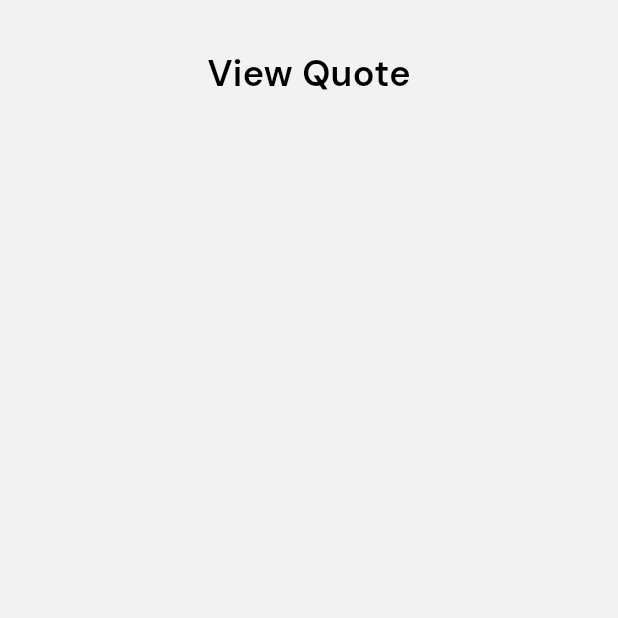
After one commit to KenStarry/Dentsu_Quotes, a Flutter app: the ViewQuotePage screen opened directly, on a phone screen of 412 x 824 dp, the top half of it. The commit adds this screen. Run offline on Flutter 3.47's test engine with Material 3 defaults, Android fonts, the phone set to English and light mode, and no system bars; our stand-ins replace cached_network_image, data_table_2, flutter_native_splash, flutter_svg, get, percent_indicator and 2 more.

Commit message:
View Quote Page implementation

```diff
--- a/lib/feature_home/presentation/components/new_leads_table_section.dart
+++ b/lib/feature_home/presentation/components/new_leads_table_section.dart
@@ -6,7 +6,8 @@ import 'package:sliver_tools/sliver_tools.dart';
 
 class NewLeadsTableSection extends StatefulWidget {
   final String? tableTitle;
-  const NewLeadsTableSection({super.key, this.tableTitle});
+  final VoidCallback? onRowClicked;
+  const NewLeadsTableSection({super.key, this.tableTitle, this.onRowClicked});
 
   @override
   State<NewLeadsTableSection> createState() => _NewLeadsTableSectionState();
@@ -84,6 +85,7 @@ class _NewLeadsTableSectionState extends State<NewLeadsTableSection> {
                                     ? Theme.of(context).primaryColorDark
                                     : const Color(0xffFAF8F8),
                               ),
+                              onTap: widget.onRowClicked,
                               cells: [
                                 DataCell(Text('0${index + 1}')),
                                 DataCell(Text(customers[index])),
--- a/lib/feature_quotes/presentation/screens/quotes_page.dart
+++ b/lib/feature_quotes/presentation/screens/quotes_page.dart
@@ -1,4 +1,6 @@
+import 'package:dentsu_quotes/feature_quotes/presentation/screens/view_quote_page.dart';
 import 'package:flutter/material.dart';
+import 'package:get/get.dart';
 
 import '../../../feature_home/presentation/components/new_leads_table_section.dart';
 import '../../../theme/colors.dart';
@@ -74,7 +76,9 @@ class _QuotesPageState extends State<QuotesPage> {
                 )),
             const SliverToBoxAdapter(child: SizedBox(height: 24)),
             //  new leads section
-            const NewLeadsTableSection(tableTitle: 'Quotes',)
+            NewLeadsTableSection(tableTitle: 'Quotes', onRowClicked: () {
+              Get.to(() => ViewQuotePage());
+            },)
           ],
         ),
       ),
--- /dev/null
+++ b/lib/feature_quotes/presentation/screens/view_quote_page.dart
@@ -0,0 +1,43 @@
+import 'package:flutter/material.dart';
+
+class ViewQuotePage extends StatefulWidget {
+  const ViewQuotePage({super.key});
+
+  @override
+  State<ViewQuotePage> createState() => _ViewQuotePageState();
+}
+
+class _ViewQuotePageState extends State<ViewQuotePage> {
+  @override
+  Widget build(BuildContext context) {
+    return Scaffold(
+      backgroundColor: Theme.of(context).scaffoldBackgroundColor,
+      body: Container(
+        width: double.infinity,
+        height: double.infinity,
+        padding: const EdgeInsets.symmetric(horizontal: 16, vertical: 8),
+        color: Theme.of(context).scaffoldBackgroundColor,
+        child: CustomScrollView(
+          physics: const BouncingScrollPhysics(),
+          slivers: [
+            const SliverToBoxAdapter(child: SizedBox(height: 24)),
+            //  title
+            SliverToBoxAdapter(
+                child: Column(
+                  children: [
+                    Text('View Quote',
+                        style: TextStyle(
+                            fontSize:
+                                Theme.of(context).textTheme.titleMedium!.fontSize,
+                            fontWeight: FontWeight.w600,
+                            color: Theme.of(context).textTheme.titleLarge!.color)),
+
+
+                  ],
+                )),
+          ],
+        ),
+      ),
+    );
+  }
+}
```
